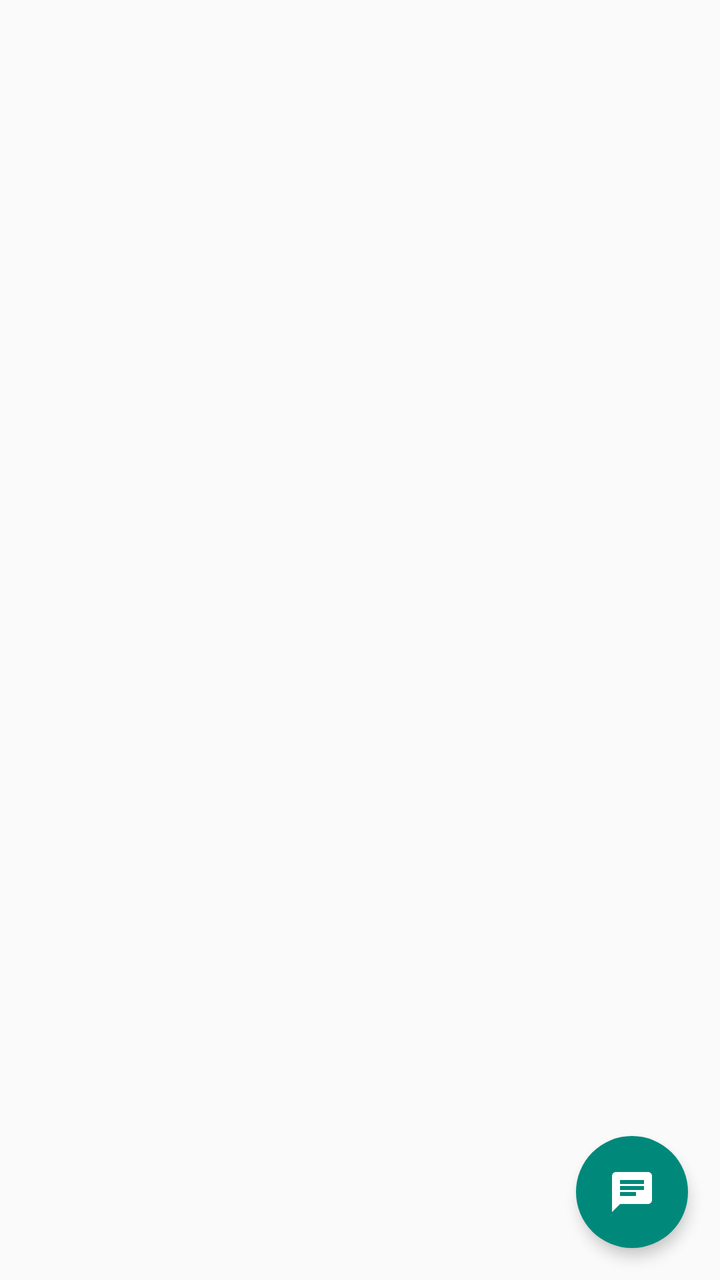
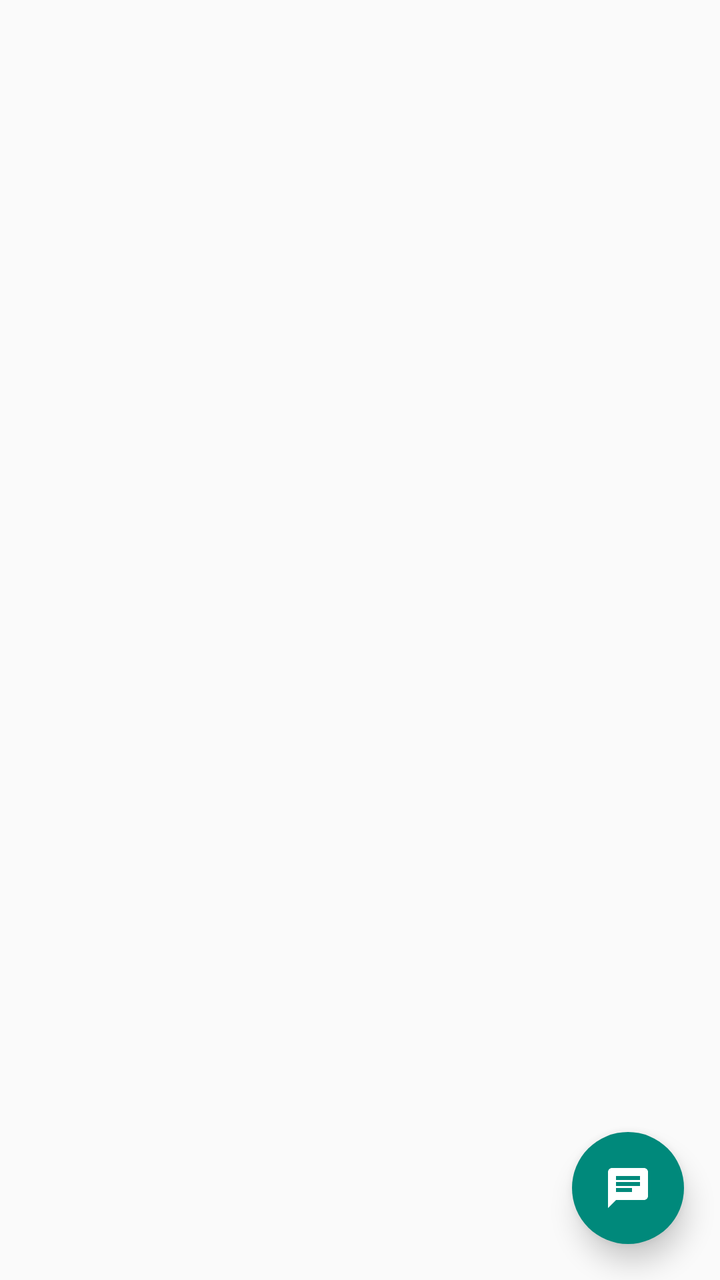

Two renders of the same Android screen: before a commit and after it. Below are the layout's source before the change and the commit's diff.
<!-- AndroidManifest.xml: activity theme AppTheme -->
<!-- res/layout/fragment_chats.xml -->
<?xml version="1.0" encoding="utf-8"?>
<androidx.constraintlayout.widget.ConstraintLayout
    xmlns:android="http://schemas.android.com/apk/res/android"
    xmlns:tools="http://schemas.android.com/tools"
    xmlns:app="http://schemas.android.com/apk/res-auto"
    android:layout_width="match_parent"
    android:layout_height="match_parent"
    tools:context=".ChatsFragment">

    <include layout="@layout/fragment_contacts" />

    <com.google.android.material.floatingactionbutton.FloatingActionButton
        android:id="@+id/startNewChat"
        android:layout_width="wrap_content"
        android:layout_height="wrap_content"
        android:layout_margin="@dimen/fab_margin"
        android:clickable="true"
        android:focusable="true"
        android:contentDescription="@string/button_hint_start_new_chat"
        app:backgroundTint="@color/button_background"
        app:layout_constraintBottom_toBottomOf="parent"
        app:layout_constraintEnd_toEndOf="parent"
        app:elevation="@dimen/fab_elevation"
        app:borderWidth="0dp"
        app:srcCompat="@drawable/ic_chat_white"/>

</androidx.constraintlayout.widget.ConstraintLayout>
<!-- res/layout/fragment_contacts.xml (included above) -->
<FrameLayout
    xmlns:android="http://schemas.android.com/apk/res/android"
    android:layout_width="match_parent"
    android:layout_height="match_parent">

    <androidx.recyclerview.widget.RecyclerView
        android:id="@+id/chat_list"
        android:layout_width="match_parent"
        android:layout_height="match_parent"/>

    <co.tinode.tindroid.widgets.CircleProgressView
        android:id="@+id/progressCircle"
        android:layout_width="40dp"
        android:layout_height="40dp"
        android:layout_gravity="center_horizontal"
        android:layout_marginTop="64dp"
        android:visibility="gone" />

</FrameLayout>
<!-- resources referenced by this layout -->
<resources>
  <dimen name="fab_elevation">4dp</dimen>
  <dimen name="fab_margin">16dp</dimen>
  <!-- drawable ic_chat_white (drawable) -->
  <vector xmlns:android="http://schemas.android.com/apk/res/android"
          android:width="24dp"
          android:height="24dp"
          android:viewportWidth="24.0"
          android:viewportHeight="24.0">
      <path
          android:fillColor="#FFFFFFFF"
          android:pathData="M20,2L4,2c-1.1,0 -1.99,0.9 -1.99,2L2,22l4,-4h14c1.1,0 2,-0.9 2,-2L22,4c0,-1.1 -0.9,-2 -2,-2zM6,9h12v2L6,11L6,9zM14,14L6,14v-2h8v2zM18,8L6,8L6,6h12v2z"/>
  </vector>
  <string name="button_hint_start_new_chat">Start new chat</string>
  <style name="AppTheme" parent="Theme.MaterialComponents.DayNight.NoActionBar">
          <item name="android:windowDrawsSystemBarBackgrounds">true</item>
          <item name="android:statusBarColor">@android:color/transparent</item>
          <item name="android:navigationBarColor">@android:color/transparent</item>
          <item name="windowNoTitle">true</item>
          <item name="windowActionBar">false</item>
          <item name="windowActionModeOverlay">true</item>
          <item name="preferenceTheme">@style/PreferenceThemeOverlay</item>
          <item name="android:listDivider">@drawable/list_divider</item>
          <item name="colorPrimary">@color/ts_primary</item>
          <item name="colorPrimaryDark">@color/ts_primary_dark</item>
          <item name="colorSecondary">@color/ts_primary</item>
          <item name="colorSurface">@color/ts_surface</item>
          <item name="android:colorBackground">@color/ts_background</item>
          <item name="colorOnPrimary">@color/ts_text_on_primary</item>
          <item name="colorOnSurface">@color/ts_text_headline</item>
          <item name="colorOnBackground">@color/ts_text_headline</item>
      </style>
  <style name="PreferenceThemeOverlay">
          <item name="preferenceScreenStyle">@style/Preference.PreferenceScreen</item>
          <item name="preferenceFragmentStyle">@style/PreferenceFragment</item>
          <item name="preferenceCategoryStyle">@style/Preference.Category</item>
          <item name="preferenceStyle">@style/Preference</item>
          <item name="preferenceInformationStyle">@style/Preference.Information</item>
          <item name="checkBoxPreferenceStyle">@style/Preference.CheckBoxPreference</item>
          <item name="switchPreferenceCompatStyle">@style/Preference.SwitchPreferenceCompat</item>
          <item name="dialogPreferenceStyle">@style/Preference.DialogPreference</item>
          <item name="editTextPreferenceStyle">@style/Preference.DialogPreference.EditTextPreference</item>
          <item name="preferenceFragmentListStyle">@style/PreferenceFragmentList</item>
      </style>
  <!-- drawable list_divider (drawable) -->
  <?xml version="1.0" encoding="utf-8"?>
  <inset xmlns:android="http://schemas.android.com/apk/res/android"
      android:insetLeft="60dp"
      android:insetRight="4dp" >
      <shape android:shape="rectangle">
          <size android:height="1px"/>
          <solid android:color="@color/colorListDivider" />
      </shape>
  </inset>
  <color name="ts_primary">#00897B</color>
  <color name="ts_primary_dark">#00695C</color>
  <color name="ts_surface">#FFFFFF</color>
  <color name="ts_background">#FFFFFF</color>
  <color name="ts_text_on_primary">#FFFFFF</color>
  <color name="ts_text_headline">#212121</color>
  <color name="colorListDivider">#E0E0E0</color>
</resources>

<!-- the commit's change to res/layout/fragment_chats.xml (unified diff, before → after) -->
@@ -5,24 +5,27 @@
     xmlns:app="http://schemas.android.com/apk/res-auto"
     android:layout_width="match_parent"
     android:layout_height="match_parent"
+    android:background="@color/ts_background_scaffold"
     tools:context=".ChatsFragment">
 
     <include layout="@layout/fragment_contacts" />
 
     <com.google.android.material.floatingactionbutton.FloatingActionButton
         android:id="@+id/startNewChat"
-        android:layout_width="wrap_content"
-        android:layout_height="wrap_content"
-        android:layout_margin="@dimen/fab_margin"
+        android:layout_width="56dp"
+        android:layout_height="56dp"
+        android:layout_marginEnd="18dp"
+        android:layout_marginBottom="18dp"
         android:clickable="true"
+        android:contentDescription="@string/button_hint_start_new_chat"
         android:focusable="true"
-        android:contentDescription="@string/button_hint_start_new_chat"
-        app:backgroundTint="@color/button_background"
+        app:backgroundTint="@color/ts_primary"
+        app:borderWidth="0dp"
+        app:elevation="8dp"
         app:layout_constraintBottom_toBottomOf="parent"
         app:layout_constraintEnd_toEndOf="parent"
-        app:elevation="@dimen/fab_elevation"
-        app:borderWidth="0dp"
-        app:srcCompat="@drawable/ic_chat_white"/>
+        app:maxImageSize="24dp"
+        app:srcCompat="@drawable/ic_chat_white" />
 
 </androidx.constraintlayout.widget.ConstraintLayout>
 <!-- res/layout/fragment_contacts.xml (included above) -->
<!-- resource entries referenced after the edit -->
@@ -1,7 +1,6 @@
 <!-- resources referenced by this layout -->
 <resources>
-  <dimen name="fab_elevation">4dp</dimen>
-  <dimen name="fab_margin">16dp</dimen>
+  <color name="ts_background_scaffold">#FAFAFA</color>
   <!-- drawable ic_chat_white (drawable) -->
   <vector xmlns:android="http://schemas.android.com/apk/res/android"
           android:width="24dp"
